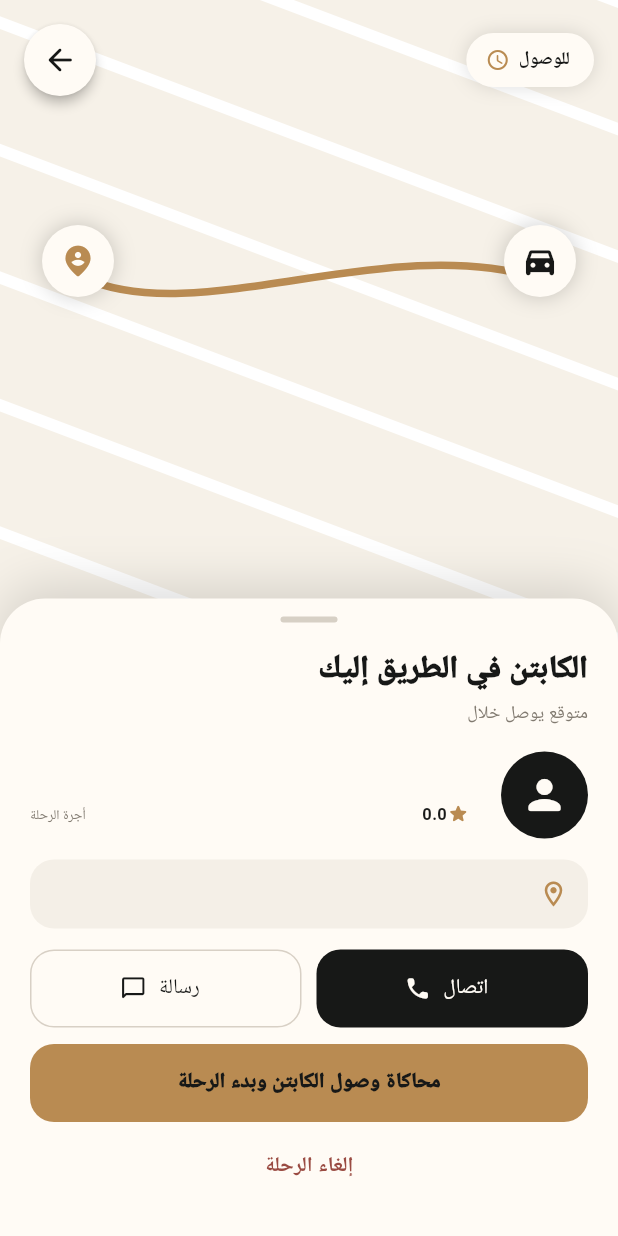
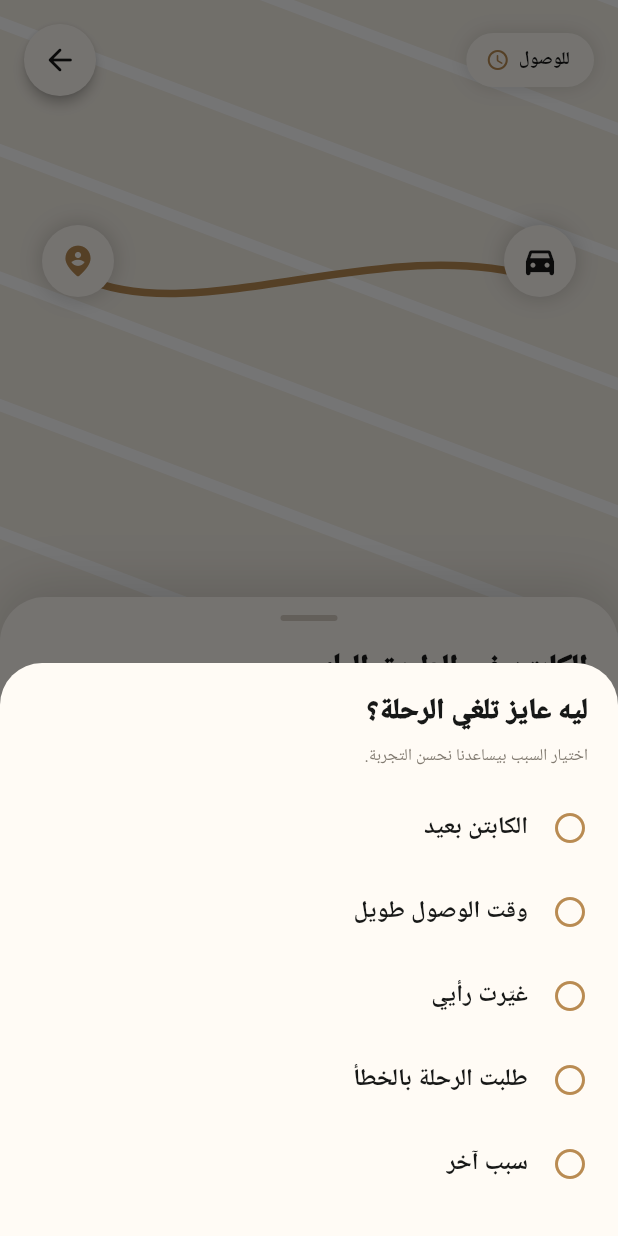
Before and after one commit to omargadelkareem/yalla-go, a Flutter app: the CaptainArrivingPage screen opened directly with empty values, after a tap on "إلغاء الرحلة", on a phone screen of 412 x 824 dp. Run offline on Flutter 3.47's test engine with Material 3 defaults, Android fonts, the phone set to English and light mode, and no system bars; our stand-ins replace google_fonts; Roboto replaces fonts that are missing (Cairo); statements that could not run were skipped.

Commit message:
feat: add rider contact vehicle plate and cancellation flow

```diff
--- a/lib/features/trip/presentation/pages/captain_arriving_page.dart
+++ b/lib/features/trip/presentation/pages/captain_arriving_page.dart
@@ -11,9 +11,10 @@ class CaptainArrivingPage extends StatelessWidget {
     required this.rating,
     required this.destination,
     required this.vehicleType,
+    this.plate = 'س و هـ 2451',
   });
 
-  final String captainName, vehicle, eta, price, destination, vehicleType;
+  final String captainName, vehicle, eta, price, destination, vehicleType, plate;
   final double rating;
 
   @override
@@ -172,6 +173,12 @@ class CaptainArrivingPage extends StatelessWidget {
                                 ),
                               ),
                               const SizedBox(height: 3),
+                              Text(
+                                '${vehicle} • ${plate}',
+                                textDirection: TextDirection.rtl,
+                                style: const TextStyle(color: Color(0xFF817A70), fontSize: 10, fontWeight: FontWeight.w700),
+                              ),
+                              const SizedBox(height: 3),
                               Row(
                                 mainAxisAlignment: MainAxisAlignment.end,
                                 children: [
@@ -185,15 +192,7 @@ class CaptainArrivingPage extends StatelessWidget {
                                   ),
                                   const Icon(Icons.star_rounded,
                                       color: Color(0xFFB98B52), size: 15),
-                                  const SizedBox(width: 9),
-                                  Text(
-                                    vehicle,
-                                    textDirection: TextDirection.rtl,
-                                    style: const TextStyle(
-                                      color: Color(0xFF817A70),
-                                      fontSize: 11,
-                                    ),
-                                  ),
+
                                 ],
                               ),
                             ],
@@ -260,7 +259,7 @@ class CaptainArrivingPage extends StatelessWidget {
                           child: SizedBox(
                             height: 52,
                             child: OutlinedButton.icon(
-                              onPressed: () {},
+                              onPressed: () => _showMessageSheet(context),
                               icon: const Icon(Icons.chat_bubble_outline_rounded),
                               label: const Text('رسالة'),
                               style: OutlinedButton.styleFrom(
@@ -278,7 +277,7 @@ class CaptainArrivingPage extends StatelessWidget {
                           child: SizedBox(
                             height: 52,
                             child: FilledButton.icon(
-                              onPressed: () {},
+                              onPressed: () => _showCallDialog(context),
                               icon: const Icon(Icons.call_rounded),
                               label: const Text('اتصال'),
                               style: FilledButton.styleFrom(
@@ -327,7 +326,7 @@ class CaptainArrivingPage extends StatelessWidget {
                     ),
                     const SizedBox(height: 6),
                     TextButton(
-                      onPressed: () {},
+                      onPressed: () => _showCancelSheet(context),
                       child: const Text(
                         'إلغاء الرحلة',
                         style: TextStyle(
@@ -345,6 +344,67 @@ class CaptainArrivingPage extends StatelessWidget {
       ),
     );
   }
+  void _showCallDialog(BuildContext context) {
+    showDialog<void>(
+      context: context,
+      builder: (_) => AlertDialog(
+        backgroundColor: const Color(0xFFFFFBF5),
+        title: const Text('اتصال بالكابتن', textDirection: TextDirection.rtl, textAlign: TextAlign.right),
+        content: Text('سيتم الاتصال بـ $captainName عند ربط رقم الكابتن الحقيقي.', textDirection: TextDirection.rtl, textAlign: TextAlign.right),
+        actions: [TextButton(onPressed: () => Navigator.pop(context), child: const Text('حسناً'))],
+      ),
+    );
+  }
+
+  void _showMessageSheet(BuildContext context) {
+    final controller = TextEditingController();
+    showModalBottomSheet<void>(
+      context: context,
+      isScrollControlled: true,
+      backgroundColor: const Color(0xFFFFFBF5),
+      shape: const RoundedRectangleBorder(borderRadius: BorderRadius.vertical(top: Radius.circular(26))),
+      builder: (sheetContext) => Padding(
+        padding: EdgeInsets.fromLTRB(20, 20, 20, MediaQuery.of(sheetContext).viewInsets.bottom + 20),
+        child: Column(mainAxisSize: MainAxisSize.min, children: [
+          Text('رسالة إلى $captainName', textDirection: TextDirection.rtl, style: const TextStyle(color: Color(0xFF171817), fontSize: 17, fontWeight: FontWeight.w900)),
+          const SizedBox(height: 14),
+          TextField(controller: controller, textDirection: TextDirection.rtl, style: const TextStyle(color: Color(0xFF171817)), decoration: InputDecoration(hintText: 'اكتب رسالتك...', filled: true, fillColor: const Color(0xFFF1ECE4), border: OutlineInputBorder(borderRadius: BorderRadius.circular(15), borderSide: BorderSide.none))),
+          const SizedBox(height: 12),
+          SizedBox(width: double.infinity, height: 50, child: FilledButton(onPressed: () => Navigator.pop(sheetContext), style: FilledButton.styleFrom(backgroundColor: const Color(0xFF171817)), child: const Text('إرسال'))),
+        ]),
+      ),
+    );
+  }
+
+  void _showCancelSheet(BuildContext context) {
+    const reasons = ['الكابتن بعيد', 'وقت الوصول طويل', 'غيّرت رأيي', 'طلبت الرحلة بالخطأ', 'سبب آخر'];
+    showModalBottomSheet<void>(
+      context: context,
+      backgroundColor: const Color(0xFFFFFBF5),
+      shape: const RoundedRectangleBorder(borderRadius: BorderRadius.vertical(top: Radius.circular(28))),
+      builder: (sheetContext) => SafeArea(
+        child: Padding(
+          padding: const EdgeInsets.fromLTRB(20, 18, 20, 20),
+          child: Column(mainAxisSize: MainAxisSize.min, crossAxisAlignment: CrossAxisAlignment.end, children: [
+            const Text('ليه عايز تلغي الرحلة؟', textDirection: TextDirection.rtl, style: TextStyle(color: Color(0xFF171817), fontSize: 19, fontWeight: FontWeight.w900)),
+            const SizedBox(height: 8),
+            const Text('اختيار السبب بيساعدنا نحسن التجربة.', textDirection: TextDirection.rtl, style: TextStyle(color: Color(0xFF817A70), fontSize: 11)),
+            const SizedBox(height: 12),
+            ...reasons.map((reason) => ListTile(
+              contentPadding: EdgeInsets.zero,
+              trailing: const Icon(Icons.radio_button_unchecked_rounded, color: Color(0xFFB98B52)),
+              title: Text(reason, textDirection: TextDirection.rtl, textAlign: TextAlign.right, style: const TextStyle(color: Color(0xFF171817), fontWeight: FontWeight.w700)),
+              onTap: () {
+                Navigator.pop(sheetContext);
+                Navigator.of(context).popUntil((route) => route.settings.name == '/home' || route.isFirst);
+              },
+            )),
+          ]),
+        ),
+      ),
+    );
+  }
+
 }
 
 class _MapMarker extends StatelessWidget {
```
